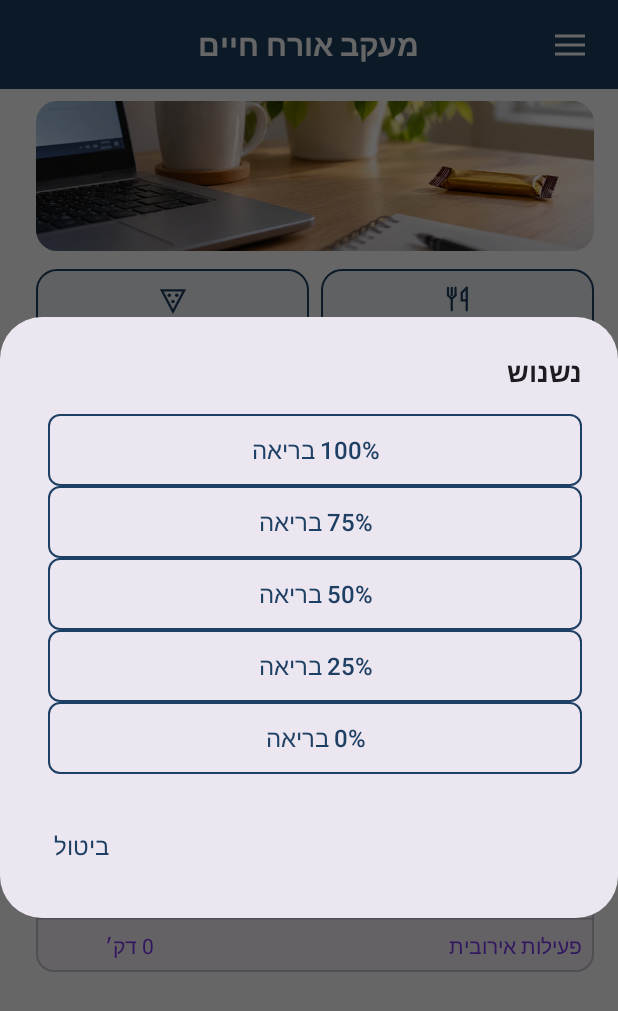
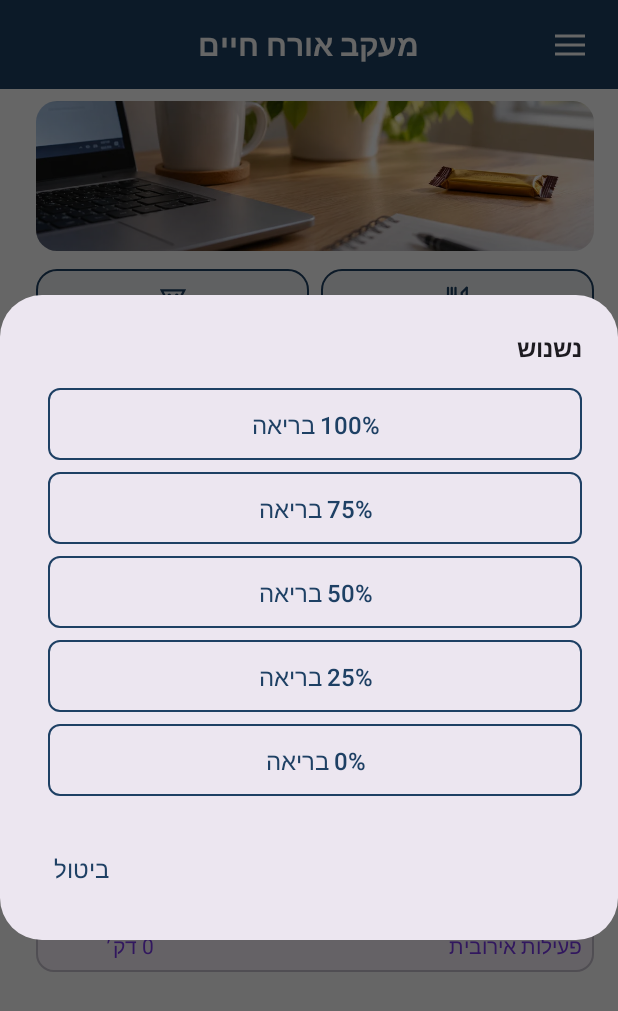
Before and after one commit to shabydevelop-code/LifeTrack, an Android app built with Jetpack Compose: the screen it shows after launch (MainActivity), after a tap on "נשנוש", on a phone screen of 412 x 824 dp. Shown: the top 1011 px of the screen. Run offline under Robolectric (Android 15) with nearby library versions, the phone set to English and light mode, and no system bars.

Commit message:
Align food reporting dialog spacing with design system

```diff
--- a/shared/src/commonMain/kotlin/com/shabydevelop/eattrack/CounterScreen.kt
+++ b/shared/src/commonMain/kotlin/com/shabydevelop/eattrack/CounterScreen.kt
@@ -21,14 +21,14 @@ import androidx.compose.ui.unit.dp
 fun CounterScreen(report: EatingReport, error: Boolean, increment: (EventType) -> Unit, addActivity: (ActivityKind, Int) -> Unit, addWater: (Int) -> Unit, busy: Boolean, addFood: (FoodKind, Int) -> Unit, banner: @Composable (androidx.compose.ui.unit.Dp) -> Unit, openWeight: () -> Unit) {
     var foodKind by remember { mutableStateOf<FoodKind?>(null) }
     foodKind?.let { kind ->
-        AlertDialog(onDismissRequest = { foodKind = null }, title = { Text(kind.label) },
-            text = { Column(Modifier.visibleVerticalScroll(rememberScrollState())) {
+        AlertDialog(onDismissRequest = { foodKind = null }, title = { Text(kind.label, style = UiTypography.sectionTitle) },
+            text = { Column(Modifier.visibleVerticalScroll(rememberScrollState()), verticalArrangement = Arrangement.spacedBy(UiSpacing.normal)) {
                 listOf(100,75,50,25,0).forEach { percent ->
-                    AppOutlinedButton(onClick = { foodKind = null; addFood(kind, percent) }, enabled = !busy, modifier = Modifier.fillMaxWidth()) {
-                        Text("$percent% בריאה")
+                    AppOutlinedButton(onClick = { foodKind = null; addFood(kind, percent) }, enabled = !busy, modifier = Modifier.fillMaxWidth().heightIn(min = UiSpacing.touch)) {
+                        Text("$percent% בריאה", style = UiTypography.secondaryAction)
                     }
                 }
-            } }, confirmButton = {}, dismissButton = { AppTextButton(onClick = { foodKind = null }) { Text("ביטול") } })
+            } }, confirmButton = {}, dismissButton = { AppTextButton(onClick = { foodKind = null }) { Text("ביטול", style = UiTypography.secondaryAction) } })
     }
     var activityDialog by androidx.compose.runtime.saveable.rememberSaveable { mutableStateOf(false) }
     if (activityDialog) ActivityDialog(busy, { activityDialog = false }, { kind, minutes -> activityDialog = false; addActivity(kind, minutes) })
```
